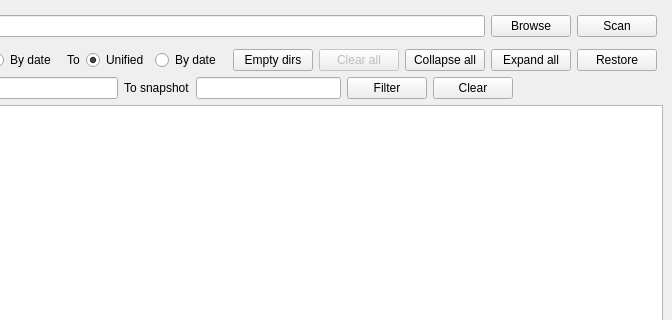
Qt form gui/history.ui (mixeme/Columbo) before a commit; both pictures show x 128 to 800 and y 0 to 320 of the 800 by 600 pixel window.
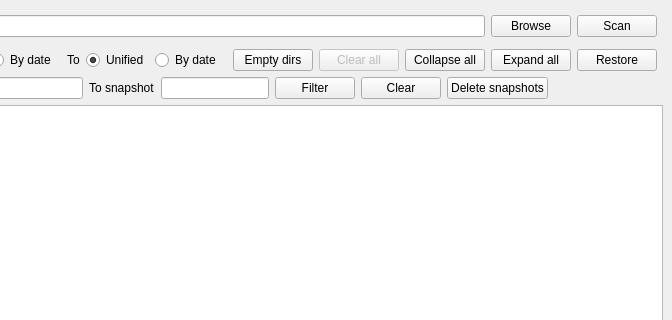
The same form after that commit.

Commit message: Add clear buttons

The edit to the form file:
```diff
--- a/gui/history.ui
+++ b/gui/history.ui
@@ -251,6 +251,13 @@
         </property>
        </widget>
       </item>
+      <item>
+       <widget class="QPushButton" name="delete_button">
+        <property name="text">
+         <string>Delete snapshots</string>
+        </property>
+       </widget>
+      </item>
       <item>
        <spacer name="horizontalSpacer_3">
         <property name="orientation">
```
Left out of the diff: 19 changed lines with no effect on the pictures.
